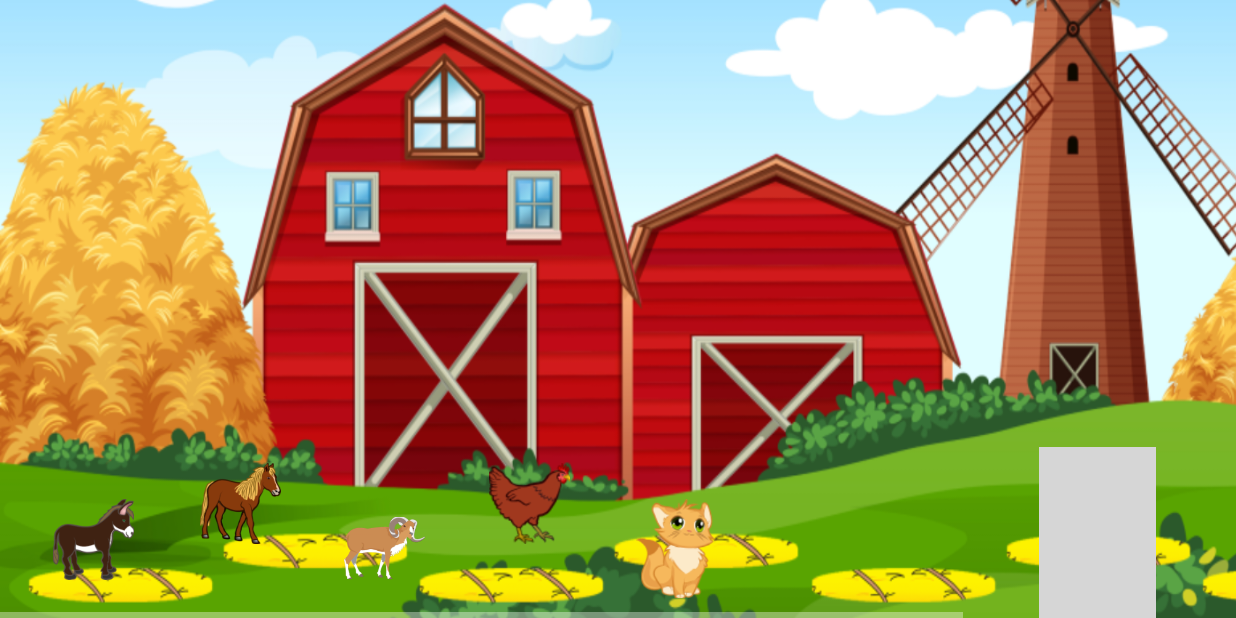
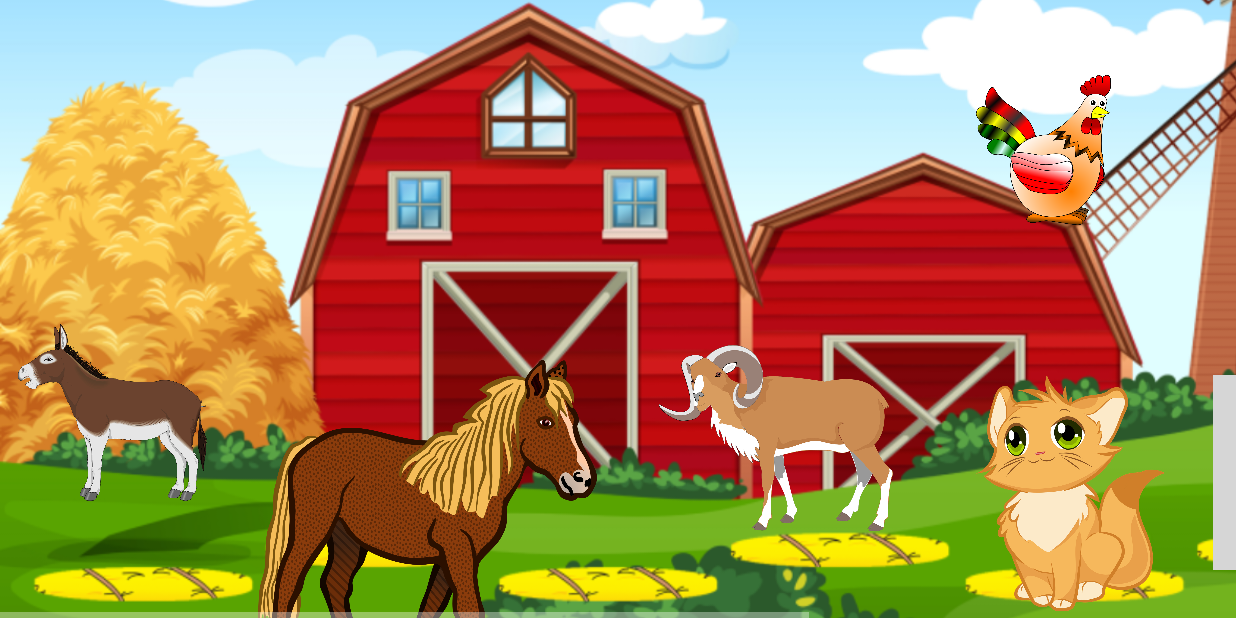
Before and after one commit to VictorHCH/AutiTec, an Android app: the Animales screen opened directly, with no data from a screen before it, on a phone screen of 824 x 412 dp (held sideways). Run offline under Robolectric (Android 15) with nearby library versions, the light colour scheme and no system bars; grey boxes are pictures that could not be loaded.

Commit message:
Version 2.1.2
Carrusel Formas y Animales

```diff
--- a/Carrusel/app/src/main/java/com/example/carrusel/Animales.kt
+++ b/Carrusel/app/src/main/java/com/example/carrusel/Animales.kt
@@ -18,7 +18,7 @@ class Animales : AppCompatActivity() {
         val decircabra = findViewById<ImageButton>(R.id.cabra)
         val decirgallina = findViewById<ImageButton>(R.id.gallina)
         val decirgato = findViewById<ImageButton>(R.id.gato)
-        val decirmono = findViewById<ImageButton>(R.id.monito)
+        val decirmono = findViewById<ImageButton>(R.id.mono)
         val decirpato = findViewById<ImageButton>(R.id.patito)
         val decirpavo = findViewById<ImageButton>(R.id.pavito)
 
--- a/Carrusel/app/src/main/java/com/example/carrusel/JuegosAdapter.kt
+++ b/Carrusel/app/src/main/java/com/example/carrusel/JuegosAdapter.kt
@@ -47,7 +47,13 @@ class JuegosAdapter(private var gameList: List<ModelJuegos>):RecyclerView.Adapte
                     val intent: Intent = Intent(it.context, Formas::class.java)
                     it.context.startActivity(intent)
 
-                }else{Toast.makeText(it.context , gameName.text, Toast.LENGTH_SHORT).show()}
+                }
+                if (gameName.text=="Formas") {
+                    val intent: Intent = Intent(it.context, Formas::class.java)
+                    it.context.startActivity(intent)
+
+                }
+                else{Toast.makeText(it.context , gameName.text, Toast.LENGTH_SHORT).show()}
             }
 
 
--- a/Carrusel/app/src/main/java/com/example/carrusel/MainActivity.kt
+++ b/Carrusel/app/src/main/java/com/example/carrusel/MainActivity.kt
@@ -19,6 +19,7 @@ class MainActivity : AppCompatActivity() {
         gameList.add(ModelJuegos(R.drawable.vocale, "Vocales"))
         gameList.add(ModelJuegos(R.drawable.alfa, "Alfabeto"))
         gameList.add(ModelJuegos(R.drawable.leon, "Animales"))
+        gameList.add(ModelJuegos(R.drawable.formas, "Formas"))
 
         val adapter= JuegosAdapter(gameList)
 
--- a/Carrusel/app/src/main/res/layout/animales.xml
+++ b/Carrusel/app/src/main/res/layout/animales.xml
@@ -14,30 +14,29 @@
             android:layout_height="match_parent">
 
 
-
             <ImageView
                 android:id="@+id/imageView"
-                android:layout_width="1057dp"
+                android:layout_width="1257dp"
                 android:layout_height="422dp"
                 android:contentDescription="@string/fondo"
                 android:scaleType="fitXY"
                 app:layout_constraintBottom_toBottomOf="parent"
                 app:layout_constraintStart_toStartOf="parent"
                 app:layout_constraintTop_toTopOf="parent"
-                app:layout_constraintVertical_bias="0.909"
+                app:layout_constraintVertical_bias="1.0"
                 app:srcCompat="@drawable/fondo" />
 
             <ImageButton
                 android:id="@+id/burro"
-                android:layout_width="78dp"
-                android:layout_height="114dp"
-                android:layout_marginTop="332dp"
-                android:layout_marginEnd="16dp"
+                android:layout_width="150dp"
+                android:layout_height="150dp"
+                android:layout_marginTop="210dp"
+                android:layout_marginEnd="100dp"
                 android:backgroundTint="#00FFFFFF"
                 android:contentDescription="@string/burro"
-                android:scaleType="fitStart"
+                android:scaleType="fitCenter"
                 app:layout_constraintEnd_toEndOf="@id/imageView"
-                app:layout_constraintHorizontal_bias="0.024"
+                app:layout_constraintHorizontal_bias="0.0"
                 app:layout_constraintStart_toStartOf="parent"
                 app:layout_constraintTop_toTopOf="@id/imageView"
                 app:srcCompat="@drawable/burro_1"
@@ -45,10 +44,10 @@
 
             <ImageButton
                 android:id="@+id/caballo"
-                android:layout_width="78dp"
-                android:layout_height="114dp"
-                android:layout_marginStart="20dp"
-                android:layout_marginTop="308dp"
+                android:layout_width="250dp"
+                android:layout_height="250dp"
+                android:layout_marginStart="10dp"
+                android:layout_marginTop="240dp"
                 android:backgroundTint="#00FFFFFF"
                 android:contentDescription="@string/caballo"
                 android:scaleType="fitStart"
@@ -61,10 +60,10 @@
 
             <ImageButton
                 android:id="@+id/cabra"
-                android:layout_width="78dp"
-                android:layout_height="114dp"
+                android:layout_width="180dp"
+                android:layout_height="150dp"
                 android:layout_marginStart="12dp"
-                android:layout_marginTop="344dp"
+                android:layout_marginTop="230dp"
                 android:backgroundTint="#00FFFFFF"
                 android:contentDescription="@string/cabra"
                 android:scaleType="fitStart"
@@ -78,10 +77,10 @@
 
             <ImageButton
                 android:id="@+id/gallina"
-                android:layout_width="78dp"
-                android:layout_height="114dp"
-                android:layout_marginStart="4dp"
-                android:layout_marginTop="308dp"
+                android:layout_width="120dp"
+                android:layout_height="120dp"
+                android:layout_marginStart="20dp"
+                android:layout_marginTop="50dp"
                 android:backgroundTint="#00FFFFFF"
                 android:contentDescription="@string/gallina"
                 android:scaleType="fitStart"
@@ -95,10 +94,10 @@
 
             <ImageButton
                 android:id="@+id/gato"
-                android:layout_width="78dp"
-                android:layout_height="114dp"
-                android:layout_marginStart="20dp"
-                android:layout_marginTop="332dp"
+                android:layout_width="150dp"
+                android:layout_height="200dp"
+                android:layout_marginStart="-120dp"
+                android:layout_marginTop="250dp"
                 android:backgroundTint="#00FFFFFF"
                 android:contentDescription="@string/gato"
                 android:scaleType="fitStart"
@@ -110,49 +109,53 @@
                 tools:ignore="ImageContrastCheck" />
 
             <ImageButton
-                android:id="@+id/monito"
-                android:layout_width="78dp"
-                android:layout_height="114dp"
+                android:id="@+id/mono"
+                android:layout_width="130dp"
+                android:layout_height="130dp"
+                android:layout_marginStart="50dp"
+                android:layout_marginTop="260dp"
                 android:backgroundTint="#00FFFFFF"
                 android:contentDescription="@string/mono"
                 android:scaleType="fitStart"
-                app:layout_constraintBottom_toBottomOf="parent"
                 app:layout_constraintEnd_toEndOf="parent"
-                app:layout_constraintHorizontal_bias="0.707"
-                app:layout_constraintStart_toStartOf="parent"
-                app:layout_constraintTop_toTopOf="parent"
-                app:layout_constraintVertical_bias="1.0"
+                app:layout_constraintHorizontal_bias="0.0"
+                app:layout_constraintStart_toEndOf="@+id/gallina"
+                app:layout_constraintTop_toTopOf="@id/imageView"
                 app:srcCompat="@drawable/mono"
-                tools:ignore="ImageContrastCheck,ImageContrastCheck,ImageContrastCheck" />
+                tools:ignore="ImageContrastCheck" />
 
             <ImageButton
                 android:id="@+id/patito"
-                android:layout_width="78dp"
-                android:layout_height="114dp"
-                android:layout_marginTop="280dp"
+                android:layout_width="120dp"
+                android:layout_height="120dp"
+                android:layout_marginStart="210dp"
+                android:layout_marginTop="70dp"
                 android:backgroundTint="#00FFFFFF"
                 android:contentDescription="@string/pato"
                 android:scaleType="fitStart"
                 app:layout_constraintEnd_toEndOf="parent"
-                app:layout_constraintHorizontal_bias="0.869"
-                app:layout_constraintStart_toStartOf="parent"
-                app:layout_constraintTop_toTopOf="parent"
+                app:layout_constraintHorizontal_bias="0.0"
+                app:layout_constraintStart_toEndOf="@+id/gallina"
+                app:layout_constraintTop_toTopOf="@id/imageView"
                 app:srcCompat="@drawable/pato"
-                tools:ignore="ImageContrastCheck,ImageContrastCheck,ImageContrastCheck" />
+                tools:ignore="ImageContrastCheck" />
 
             <ImageButton
                 android:id="@+id/pavito"
-                android:layout_width="70dp"
-                android:layout_height="100dp"
-                android:layout_marginTop="332dp"
+                android:layout_width="300dp"
+                android:layout_height="200dp"
+                android:layout_marginStart="200dp"
+                android:layout_marginTop="250dp"
                 android:backgroundTint="#00FFFFFF"
                 android:contentDescription="@string/pavo"
                 android:scaleType="fitStart"
                 app:layout_constraintEnd_toEndOf="parent"
-                app:layout_constraintHorizontal_bias="1.0"
-                app:layout_constraintStart_toStartOf="parent"
-                app:layout_constraintTop_toTopOf="@+id/imageView"
-                app:srcCompat="@drawable/pavo" />
+                app:layout_constraintHorizontal_bias="0.0"
+                app:layout_constraintStart_toEndOf="@+id/gallina"
+                app:layout_constraintTop_toTopOf="@id/imageView"
+                app:srcCompat="@drawable/pavo"
+                tools:ignore="ImageContrastCheck" />
+
 
 
         </androidx.constraintlayout.widget.ConstraintLayout>
```
Also changed, not shown: Carrusel/app/src/main/res/drawable/burro_1.png, Carrusel/app/src/main/res/drawable/caballo_1.png, Carrusel/app/src/main/res/drawable/cabra_1.png, Carrusel/app/src/main/res/drawable/formas.png (added), Carrusel/app/src/main/res/drawable/gallina_1.png, Carrusel/app/src/main/res/drawable/gato_1.png.
